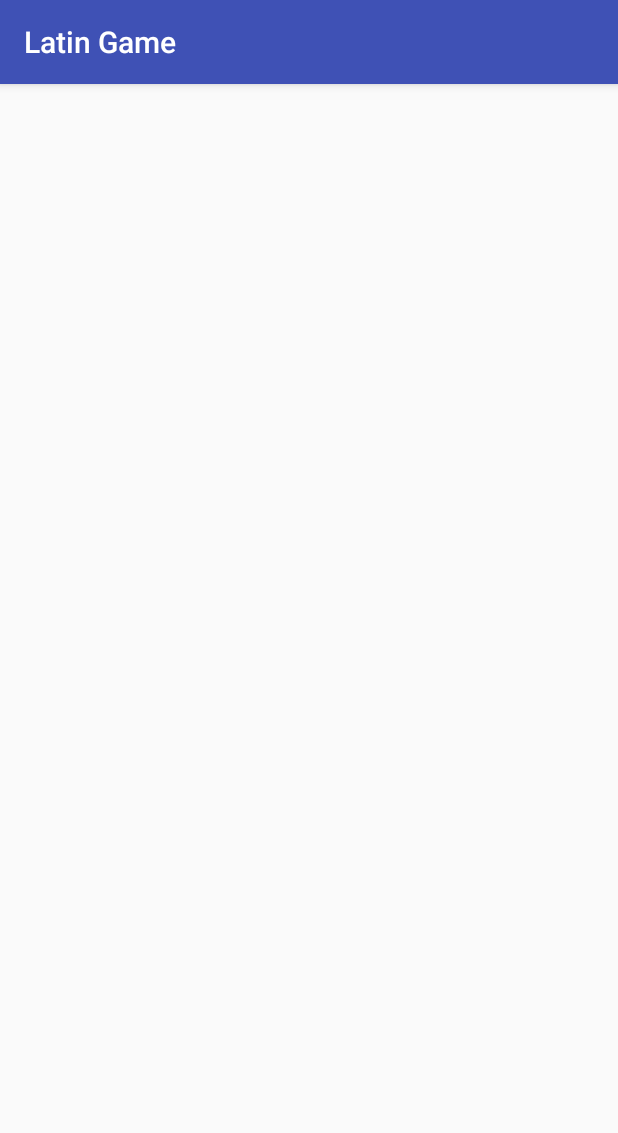
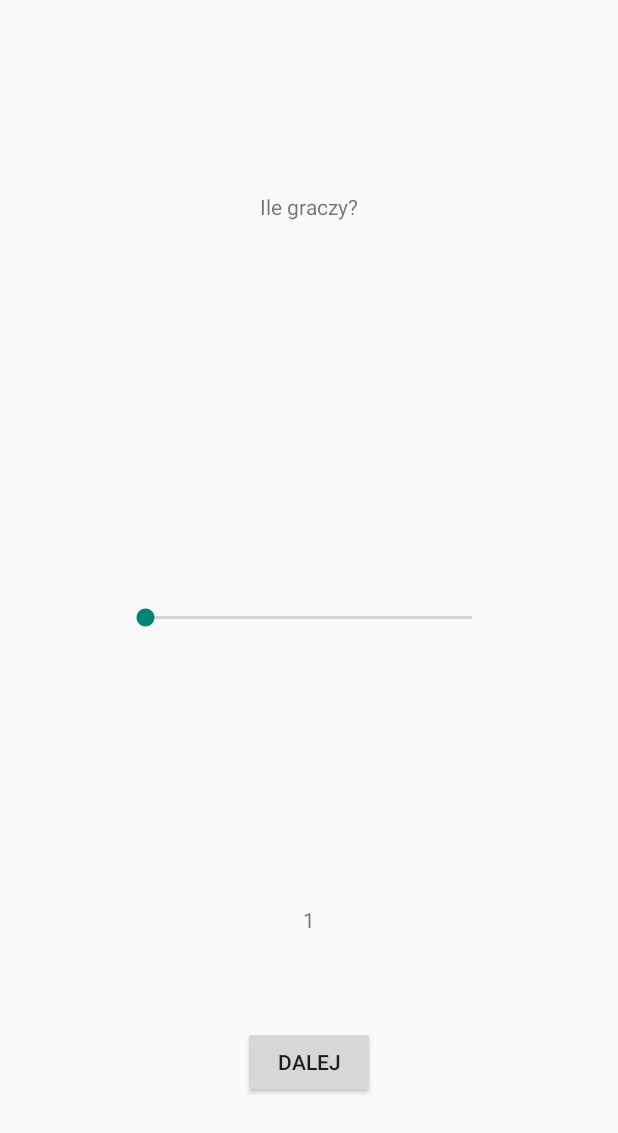
Before and after one commit to PawelNowak1/Latin-Game, an Android app: the HowManyPlayersActivity screen opened directly, with no data from a screen before it, on a phone screen of 412 x 824 dp. Shown: the top 1133 px of the screen. Run offline under Robolectric (Android 15) with nearby library versions, the phone set to English and light mode, and no system bars.

Commit message:
set up howManyPlayersActivity

```diff
--- a/app/src/main/AndroidManifest.xml
+++ b/app/src/main/AndroidManifest.xml
@@ -8,7 +8,7 @@
         android:label="@string/app_name"
         android:roundIcon="@mipmap/ic_launcher_round"
         android:supportsRtl="true"
-        android:theme="@style/AppTheme">
+        android:theme="@style/Theme.AppCompat.Light.NoActionBar">
         <activity android:name=".MenuActivity">
             <intent-filter>
                 <action android:name="android.intent.action.MAIN" />
--- a/app/src/main/java/com/latingame/pawel/latingame/HowManyPlayersActivity.java
+++ b/app/src/main/java/com/latingame/pawel/latingame/HowManyPlayersActivity.java
@@ -1,14 +1,60 @@
 package com.latingame.pawel.latingame;
 
+import android.content.Intent;
 import android.os.Bundle;
 import android.support.annotation.Nullable;
 import android.support.v7.app.AppCompatActivity;
+import android.view.View;
+import android.widget.Button;
+import android.widget.SeekBar;
+import android.widget.TextView;
 
 public class HowManyPlayersActivity extends AppCompatActivity {
-
     @Override
     protected void onCreate(@Nullable Bundle savedInstanceState) {
         super.onCreate(savedInstanceState);
         setContentView(R.layout.activity_howmanyplayers);
+        init();
+    }
+
+    private void init(){
+        initSeekBar();
+        initButton();
+    }
+
+    private void initSeekBar(){
+        final int MAX_NUMBER_OF_PLAYERS = 5;
+        SeekBar seekBar = findViewById(R.id.seekBar);
+        seekBar.setMax(MAX_NUMBER_OF_PLAYERS - 1);
+        final TextView seekBarValue = findViewById(R.id.textViewHowManyPlayers);
+        seekBarValue.setText("1");
+
+        seekBar.setOnSeekBarChangeListener(new SeekBar.OnSeekBarChangeListener() {
+            @Override
+            public void onProgressChanged(SeekBar seekBar, int progress, boolean fromUser) {
+                seekBarValue.setText(String.valueOf(progress + 1));
+            }
+
+            @Override
+            public void onStartTrackingTouch(SeekBar seekBar) {
+
+            }
+
+            @Override
+            public void onStopTrackingTouch(SeekBar seekBar) {
+
+            }
+        });
+    }
+
+    private void initButton(){
+        Button playButton = findViewById(R.id.button);
+        playButton.setOnClickListener(new View.OnClickListener() {
+            @Override
+            public void onClick(View view) {
+                Intent newActivityStart = new Intent(HowManyPlayersActivity.this, GiveNamesActivity.class);
+                HowManyPlayersActivity.this.startActivity(newActivityStart);
+            }
+        });
     }
 }
--- a/app/src/main/java/com/latingame/pawel/latingame/MenuActivity.java
+++ b/app/src/main/java/com/latingame/pawel/latingame/MenuActivity.java
@@ -1,5 +1,6 @@
 package com.latingame.pawel.latingame;
 
+import android.content.Intent;
 import android.support.v7.app.AppCompatActivity;
 import android.os.Bundle;
 import android.view.View;
@@ -25,7 +26,8 @@ public class MenuActivity extends AppCompatActivity {
         playButton.setOnClickListener(new View.OnClickListener() {
             @Override
             public void onClick(View view) {
-                // TODO: new howManyplayersaCtivity
+                Intent newActivityStart = new Intent(MenuActivity.this, HowManyPlayersActivity.class);
+                MenuActivity.this.startActivity(newActivityStart);
             }
         });
 
--- a/app/src/main/res/layout/activity_howmanyplayers.xml
+++ b/app/src/main/res/layout/activity_howmanyplayers.xml
@@ -3,4 +3,37 @@
     android:layout_width="match_parent"
     android:layout_height="match_parent">
 
+    <Button
+        android:id="@+id/button"
+        android:layout_width="wrap_content"
+        android:layout_height="wrap_content"
+        android:layout_alignParentBottom="true"
+        android:layout_centerHorizontal="true"
+        android:layout_marginBottom="92dp"
+        android:text="Dalej" />
+
+    <TextView
+        android:id="@+id/textView"
+        android:layout_width="wrap_content"
+        android:layout_height="wrap_content"
+        android:layout_alignParentTop="true"
+        android:layout_centerHorizontal="true"
+        android:layout_marginTop="128dp"
+        android:text="Ile graczy?" />
+
+    <SeekBar
+        android:progress="0"
+        android:id="@+id/seekBar"
+        android:layout_width="250dp"
+        android:layout_height="wrap_content"
+        android:layout_centerInParent="true" />
+
+    <TextView
+        android:id="@+id/textViewHowManyPlayers"
+        android:layout_width="wrap_content"
+        android:layout_height="wrap_content"
+        android:layout_alignParentBottom="true"
+        android:layout_centerHorizontal="true"
+        android:layout_marginBottom="201dp"
+        android:text="1" />
 </RelativeLayout>
```
